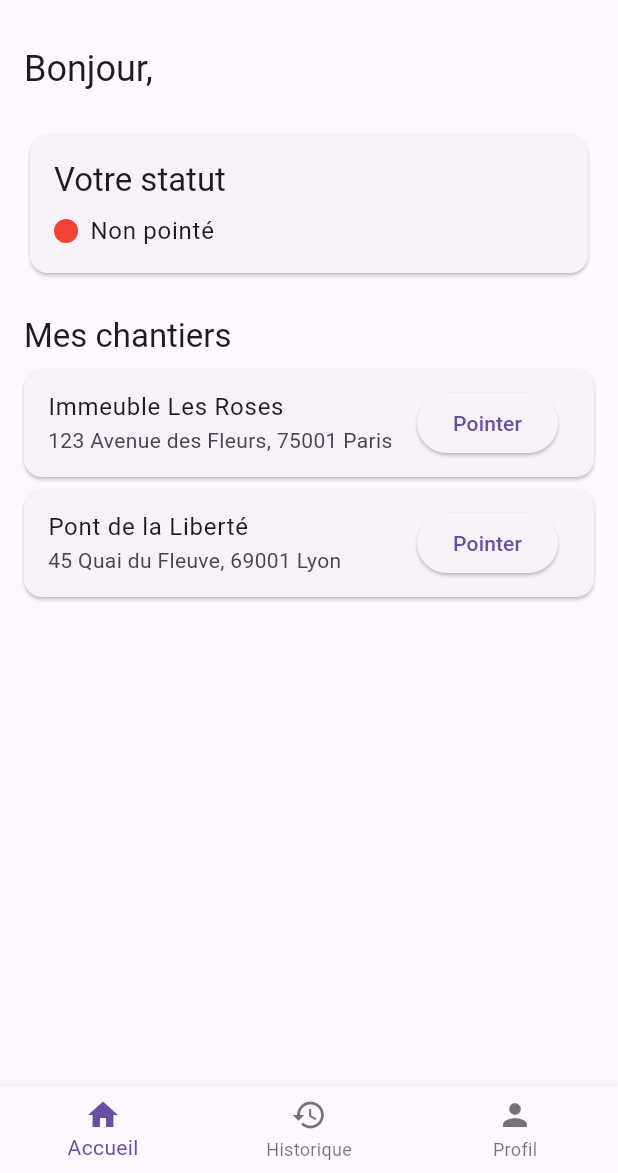
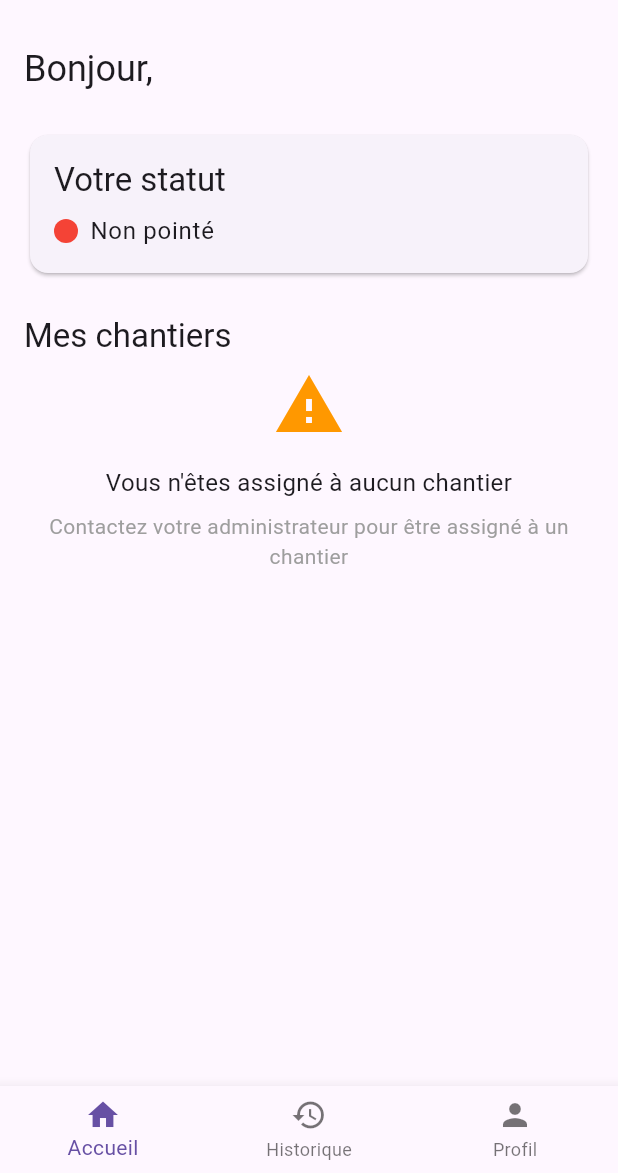
Before and after one commit to eric-lrx/xymuvfdsddqz, a Flutter app: the HomeScreen screen opened by its route, after a tap on the "logout" icon, on a phone screen of 412 x 824 dp, the part 63-1236 px from its top. Run offline on Flutter 3.47's test engine with Material 3 defaults, Android fonts, the phone set to English and light mode, and no system bars; our stand-ins replace connectivity_plus, geocoding, geolocator, image_picker, shared_preferences; accounts and stored records are empty.

Commit message:
ADD : adding all

```diff
--- a/timetrack_btp/lib/models/worksite.dart
+++ b/timetrack_btp/lib/models/worksite.dart
@@ -9,6 +9,7 @@ class Worksite {
   final String? clientName;
   final DateTime startDate;
   final DateTime? endDate;
+  final List<String> assignedEmployees; // Liste des IDs des employés assignés à ce chantier
 
   Worksite({
     required this.id,
@@ -21,6 +22,7 @@ class Worksite {
     this.description,
     this.clientName,
     this.endDate,
+    this.assignedEmployees = const [],
   });
 
   factory Worksite.fromJson(Map<String, dynamic> json) {
@@ -35,6 +37,9 @@ class Worksite {
       clientName: json['clientName'],
       startDate: DateTime.parse(json['startDate']),
       endDate: json['endDate'] != null ? DateTime.parse(json['endDate']) : null,
+      assignedEmployees: json['assignedEmployees'] != null
+          ? List<String>.from(json['assignedEmployees'])
+          : [],
     );
   }
 
@@ -50,6 +55,7 @@ class Worksite {
       'clientName': clientName,
       'startDate': startDate.toIso8601String(),
       'endDate': endDate?.toIso8601String(),
+      'assignedEmployees': assignedEmployees,
     };
   }
 }
--- a/timetrack_btp/lib/screens/home_screen.dart
+++ b/timetrack_btp/lib/screens/home_screen.dart
@@ -18,11 +18,16 @@ class HomeScreen extends StatefulWidget {
 class _HomeScreenState extends State<HomeScreen> {
   bool _isLoading = false;
   int _selectedIndex = 0;
+  bool _isInit = false;
 
   @override
-  void initState() {
-    super.initState();
-    _loadData();
+  void didChangeDependencies() {
+    super.didChangeDependencies();
+    // Recharger les données à chaque fois que l'écran est affiché
+    if (!_isInit) {
+      _loadData();
+      _isInit = true;
+    }
   }
 
   Future<void> _loadData() async {
@@ -59,7 +64,11 @@ class _HomeScreenState extends State<HomeScreen> {
     final timesheetProvider = Provider.of<TimesheetProvider>(context);
     final user = authProvider.user;
     final activeTimesheet = timesheetProvider.activeTimesheet;
-    final worksites = timesheetProvider.worksites;
+
+    // Récupérer uniquement les chantiers assignés à l'utilisateur connecté
+    final worksites = user != null
+        ? timesheetProvider.getWorksitesForEmployee(user.id)
+        : timesheetProvider.worksites;
 
     return RefreshIndicator(
       onRefresh: _loadData,
@@ -135,7 +144,23 @@ class _HomeScreenState extends State<HomeScreen> {
             SizedBox(height: 8),
             if (worksites.isEmpty)
               Center(
-                child: Text('Aucun chantier assigné'),
+                child: Column(
+                  children: [
+                    Icon(Icons.warning, size: 48, color: Colors.orange),
+                    SizedBox(height: 16),
+                    Text(
+                      'Vous n\'êtes assigné à aucun chantier',
+                      textAlign: TextAlign.center,
+                      style: TextStyle(fontSize: 16),
+                    ),
+                    SizedBox(height: 8),
+                    Text(
+                      'Contactez votre administrateur pour être assigné à un chantier',
+                      textAlign: TextAlign.center,
+                      style: TextStyle(color: Colors.grey),
+                    ),
+                  ],
+                ),
               )
             else
               ListView.builder(
```
Also changed, not shown: timetrack_btp/lib/providers/timesheet_provider.dart (+133 -0 lines), timetrack_btp/lib/screens/admin/admin_worksite_assign_screen.dart (added, +177 -0 lines), timetrack_btp/lib/screens/admin/admin_worksites_screen.dart (+14 -0 lines).
